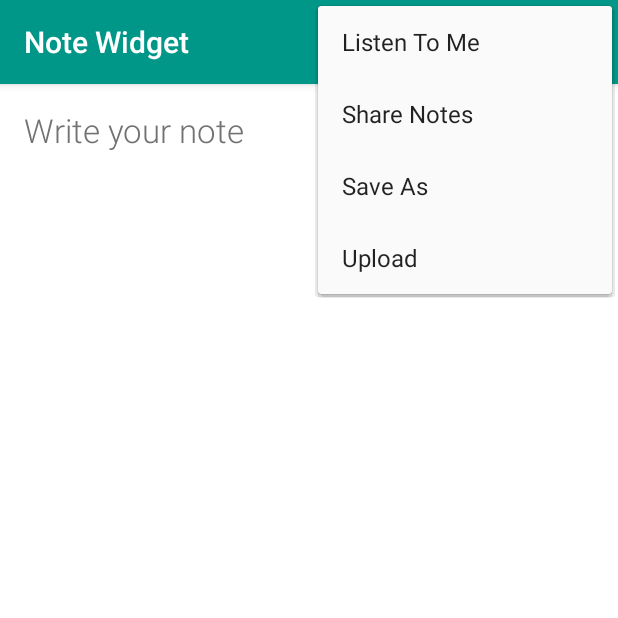
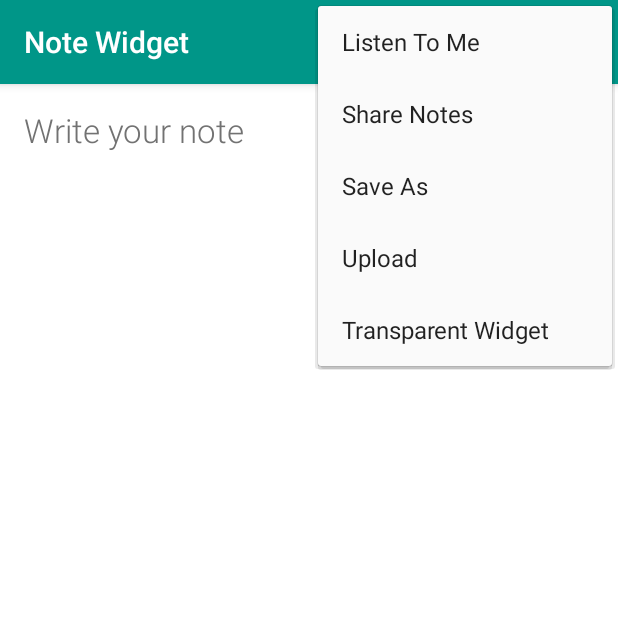
Before and after one commit to feridsource/Note-Taker, an Android app: the MainActivity screen opened directly, with no data from a screen before it, with the options menu open, on a phone screen of 412 x 824 dp, the top half of it. Run offline under Robolectric (Android 15) with nearby library versions, the phone set to English and light mode, and no system bars.

Commit message:
v4.1.0
v4.1.0

```diff
--- a/app/build.gradle
+++ b/app/build.gradle
@@ -8,8 +8,8 @@ android {
         applicationId "com.ferid.app.notetake"
         minSdkVersion 16
         targetSdkVersion 23
-        versionCode 21
-        versionName "4.0.5"
+        versionCode 22
+        versionName "4.1.0"
 
         generatedDensities = []
     }
--- a/app/src/main/AndroidManifest.xml
+++ b/app/src/main/AndroidManifest.xml
@@ -5,6 +5,7 @@
     <uses-permission android:name="android.permission.WRITE_EXTERNAL_STORAGE" />
 
     <application
+        android:allowBackup="true"
         android:theme="@style/Theme.MyTheme"
         android:label="@string/app_name"
         android:icon="@mipmap/ic_launcher">
--- a/app/src/main/java/com/ferid/app/notetake/MainActivity.java
+++ b/app/src/main/java/com/ferid/app/notetake/MainActivity.java
@@ -71,6 +71,9 @@ public class MainActivity extends AppCompatActivity {
 
     //permission type for action
     private PermissionFor permissionFor = PermissionFor.NONE;
+
+    //menu
+    private Menu mMenu;
 
 
     @Override
@@ -234,11 +237,8 @@ public class MainActivity extends AppCompatActivity {
      */
     private boolean isFileExist(String fileName) {
         File file = new File(DirectoryUtility.getPathFolder() + fileName + EXTENSION);
-        if (file.exists()) {
-            return true;
-        } else {
-            return false;
-        }
+
+        return file.exists();
     }
 
     /**
@@ -356,7 +356,7 @@ public class MainActivity extends AppCompatActivity {
     /**
      * Ask for read-write external storage permission
      */
-    public void askForPermissionExternalStorage() {
+    private void askForPermissionExternalStorage() {
         if (ContextCompat.checkSelfPermission(this,
                 Manifest.permission.WRITE_EXTERNAL_STORAGE)
                 != PackageManager.PERMISSION_GRANTED) { //permission yet to be granted
@@ -377,7 +377,7 @@ public class MainActivity extends AppCompatActivity {
     /**
      * Request and get the permission for external storage
      */
-    public void getPermissionExternalStorage() {
+    private void getPermissionExternalStorage() {
         if (ActivityCompat.shouldShowRequestPermissionRationale(MainActivity.this,
                 Manifest.permission.WRITE_EXTERNAL_STORAGE)) {
 
@@ -431,6 +431,19 @@ public class MainActivity extends AppCompatActivity {
         return text.substring(0, 1).toUpperCase() + text.substring(1).toLowerCase();
     }
 
+    /**
+     * Change widget background menu title
+     */
+    private void updateMenuTitle() {
+        MenuItem menuItem = mMenu.findItem(R.id.item_change_widget_bg);
+
+        if (PrefsUtil.getInstance(context).isWidgetTransparent()) {
+            menuItem.setTitle(getString(R.string.makeBgOpaque));
+        } else {
+            menuItem.setTitle(getString(R.string.makeBgTransparent));
+        }
+    }
+
     @Override
     public void onBackPressed() {
         saveText();
@@ -455,6 +468,9 @@ public class MainActivity extends AppCompatActivity {
     @Override
     public boolean onCreateOptionsMenu(Menu menu) {
         getMenuInflater().inflate(R.menu.menu_main, menu);
+
+        mMenu = menu;
+        updateMenuTitle();
 
         return true;
     }
@@ -483,6 +499,11 @@ public class MainActivity extends AppCompatActivity {
             case R.id.item_upload:
                 permissionFor = PermissionFor.READ_FILE;
                 askForPermissionExternalStorage();
+                return true;
+            case R.id.item_change_widget_bg:
+                PrefsUtil.getInstance(context).changeWidgetTransparency();
+                updateMenuTitle();
+                Snackbar.make(notePad, getString(R.string.bgChanged), Snackbar.LENGTH_SHORT).show();
                 return true;
             default:
                 return super.onOptionsItemSelected(item);
--- a/app/src/main/java/com/ferid/app/notetake/enums/PermissionFor.java
+++ b/app/src/main/java/com/ferid/app/notetake/enums/PermissionFor.java
@@ -22,5 +22,5 @@ package com.ferid.app.notetake.enums;
 public enum PermissionFor {
     NONE,
     WRITE_FILE,
-    READ_FILE;
+    READ_FILE
 }
--- a/app/src/main/java/com/ferid/app/notetake/material_dialog/PromptDialog.java
+++ b/app/src/main/java/com/ferid/app/notetake/material_dialog/PromptDialog.java
@@ -35,9 +35,9 @@ import com.ferid.app.notetake.interfaces.PromptListener;
  */
 public class PromptDialog extends Dialog {
 
-    private TextInputLayout inputLayoutContent;
-    private EditText content;
-    private Button positiveButton;
+    private final TextInputLayout inputLayoutContent;
+    private final EditText content;
+    private final Button positiveButton;
 
     private PromptListener promptListener;
 
--- a/app/src/main/java/com/ferid/app/notetake/prefs/PrefsUtil.java
+++ b/app/src/main/java/com/ferid/app/notetake/prefs/PrefsUtil.java
@@ -46,8 +46,11 @@ public class PrefsUtil {
      * @return
      */
     public String getNote() {
-        String preference = prefs.getString(context.getString(R.string.prefNote), "");
-        return preference;
+        if (prefs != null) {
+            return prefs.getString(context.getString(R.string.prefNote), "");
+        } else {
+            return "";
+        }
     }
 
     /**
@@ -58,7 +61,35 @@ public class PrefsUtil {
         if (prefs != null) {
             SharedPreferences.Editor editor = prefs.edit();
             editor.putString(context.getString(R.string.prefNote), value);
-            editor.commit();
+            editor.apply();
         }
     }
+
+    /**
+     * Is widget transparent
+     * @return
+     */
+    public boolean isWidgetTransparent() {
+        if (prefs != null) {
+            return prefs.getBoolean(context.getString(R.string.prefTransparency), false);
+        } else {
+            return false;
+        }
+    }
+
+    /**
+     * Make widget either transparent or opaque.<br />
+     * If it is transparent, convert to opaque. Vise a versa.
+     */
+    public void changeWidgetTransparency() {
+        if (prefs != null) {
+            boolean isTransparent = prefs.getBoolean(context.getString(R.string.prefTransparency),
+                    false);
+
+            SharedPreferences.Editor editor = prefs.edit();
+            editor.putBoolean(context.getString(R.string.prefTransparency), !isTransparent);
+            editor.apply();
+        }
+    }
+
 }
--- a/app/src/main/java/com/ferid/app/notetake/utility/DirectoryUtility.java
+++ b/app/src/main/java/com/ferid/app/notetake/utility/DirectoryUtility.java
@@ -34,10 +34,8 @@ public class DirectoryUtility {
      */
     public static boolean isExternalStorageMounted() {
         String state = Environment.getExternalStorageState();
-        if (Environment.MEDIA_MOUNTED.equals(state)) {
-            return true;
-        }
-        return false;
+
+        return Environment.MEDIA_MOUNTED.equals(state);
     }
 
     /**
--- a/app/src/main/res/layout/main.xml
+++ b/app/src/main/res/layout/main.xml
@@ -5,7 +5,8 @@
     android:background="@color/background">
 
     <include
-        layout="@layout/toolbar"/>
+        layout="@layout/toolbar"
+        android:id="@+id/toolbar"/>
 
     <EditText
         android:id="@+id/notePad"
--- a/app/src/main/res/layout/note_widget.xml
+++ b/app/src/main/res/layout/note_widget.xml
@@ -4,7 +4,7 @@
               android:orientation="vertical"
               android:layout_width="match_parent"
               android:layout_height="match_parent"
-              android:background="@drawable/bg_widget">
+              android:background="@drawable/bg_widget_opaque">
 
     <TextView
         android:id="@+id/note"
--- a/app/src/main/res/menu/menu_main.xml
+++ b/app/src/main/res/menu/menu_main.xml
@@ -1,6 +1,12 @@
 <?xml version="1.0" encoding="utf-8"?>
 <menu xmlns:android="http://schemas.android.com/apk/res/android"
     xmlns:app="http://schemas.android.com/apk/res-auto">
+
+    <item
+        android:id="@+id/item_change_widget_bg"
+        android:title="@string/makeBgOpaque"
+        android:orderInCategory="7"
+        app:showAsAction="never" />
 
     <item
         android:id="@+id/item_upload"
@@ -31,13 +37,13 @@
         android:title="@string/save"
         android:icon="@drawable/ic_save"
         android:orderInCategory="2"
-        app:showAsAction="always" />
+        app:showAsAction="ifRoom" />
 
     <item
         android:id="@+id/item_delete"
         android:title="@string/eraseAll"
         android:icon="@drawable/ic_delete"
         android:orderInCategory="1"
-        app:showAsAction="always" />
+        app:showAsAction="ifRoom" />
 
 </menu>
--- a/app/src/main/res/values/colors.xml
+++ b/app/src/main/res/values/colors.xml
@@ -1,10 +1,6 @@
 <?xml version="1.0" encoding="utf-8"?>
 <resources>
-    <color name="black">#000000</color>
-    <color name="lightBlack">#80000000</color>
-    <color name="gray">#efefef</color>
     <color name="white">#ffffff</color>
-    <color name="smoothWhite">#FCF9F9</color>
     <color name="blackish">#212121</color>
     <color name="darkGray">#727272</color>
 
@@ -14,8 +10,6 @@
     <color name="primary_text">@color/blackish</color>
     <color name="secondary_text">@color/darkGray</color>
 
-    <color name="defaultThemeBlue">#33B5E5</color>
-
     <color name="colourAccent">#009688</color>
     <color name="colourPrimary">#009688</color>
     <color name="colourPrimaryDark">#00796B</color>
--- a/app/src/main/res/values/strings.xml
+++ b/app/src/main/res/values/strings.xml
@@ -3,12 +3,11 @@
     <string name="app_name">Note Widget</string>
     <string name="sharedPreferences">NOTE_TAKE_PREF</string>
     <string name="prefNote">NOTE</string>
+    <string name="prefTransparency">IS_TRANSPARENT</string>
 
     <!-- font families -->
     <string name="fontFamilyRegular">sans-serif</string>
     <string name="fontFamilyLight">sans-serif-light</string>
-    <string name="fontFamilyThin">sans-serif-thin</string>
-    <string name="fontFamilyCondensed">sans-serif-condensed</string>
 
     <string name="noteHint">Write your note</string>
     <string name="sure">Are you sure?</string>
@@ -20,11 +19,14 @@
     <string name="listen">Listen To Me</string>
     <string name="saveAs">Save As</string>
     <string name="upload">Upload</string>
+    <string name="makeBgTransparent">Transparent Widget</string>
+    <string name="makeBgOpaque">Opaque Widget</string>
+    <string name="bgChanged">Widget background is changed</string>
     <string name="voiceRecognitionNotSupported">Voice recognition is not supported in your device</string>
 
     <string name="grantPermission">Grant permission</string>
     <string name="ok">OK</string>
-    <string name="writeError">Problem occured during writing</string>
+    <string name="writeError">Problem occurred during writing</string>
     <string name="writeSuccess">Saved successfully</string>
 
     <string name="saveAsHint">File Name</string>
--- a/build.gradle
+++ b/build.gradle
@@ -5,7 +5,7 @@ buildscript {
         mavenCentral()
     }
     dependencies {
-        classpath 'com.android.tools.build:gradle:2.1.0'
+        classpath 'com.android.tools.build:gradle:2.1.2'
     }
 }
 
```
Also changed, not shown: app/src/main/java/com/ferid/app/notetake/widget/NoteWidget.java (+11 -3 lines), app/src/main/res/drawable/bg_widget_transparent.xml (added, +22 -0 lines), app/src/main/res/values/dimens.xml (+0 -9 lines), app/src/main/res/drawable/bg_widget_opaque.xml (renamed from app/src/main/res/drawable/bg_widget.xml), 1 other file.
